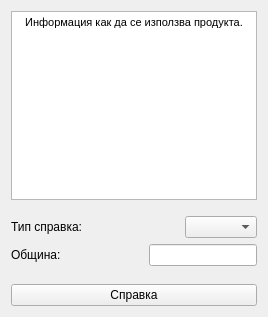
First picture: the form in Apollo/apollo.ui, repository DiMasta/Apollo, before the edit.
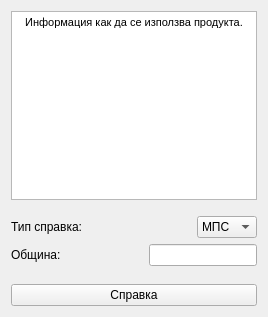
Second picture: the form after the edit.

What changed in the file:
```diff
--- a/Apollo/apollo.ui
+++ b/Apollo/apollo.ui
@@ -55,14 +55,25 @@
         </property>
         <property name="sizeHint" stdset="0">
          <size>
-          <width>28</width>
+          <width>18</width>
           <height>20</height>
          </size>
         </property>
        </spacer>
       </item>
       <item>
-       <widget class="QComboBox" name="comboBox"/>
+       <widget class="QComboBox" name="check_type">
+        <item>
+         <property name="text">
+          <string>МПС</string>
+         </property>
+        </item>
+        <item>
+         <property name="text">
+          <string>Имот</string>
+         </property>
+        </item>
+       </widget>
       </item>
      </layout>
     </item>
```
Left out of the diff: 12 changed lines with no effect on the pictures.
